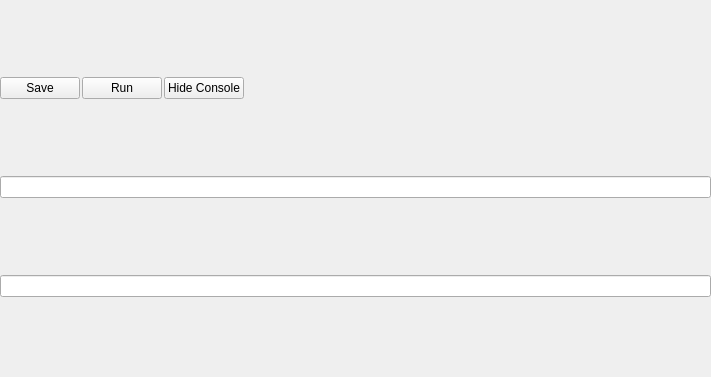
The window that uitester/ui/case_manager/case_editor.ui (IfengAutomation/uitester) describes before a commit, drawn with Qt 5.
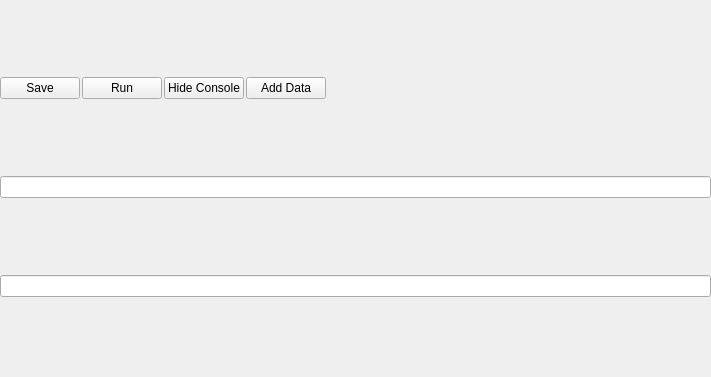
The same window after the commit.

Commit message: add add_data_btn,  update no devices warnning, update completer update func

```diff
--- a/uitester/ui/case_manager/case_editor.ui
+++ b/uitester/ui/case_manager/case_editor.ui
@@ -76,6 +76,13 @@
        </property>
       </widget>
      </item>
+     <item>
+      <widget class="QPushButton" name="add_data_btn">
+       <property name="text">
+        <string>Add Data</string>
+       </property>
+      </widget>
+     </item>
      <item>
       <spacer name="horizontalSpacer">
        <property name="orientation">
```
The commit also changes 4 other files.
